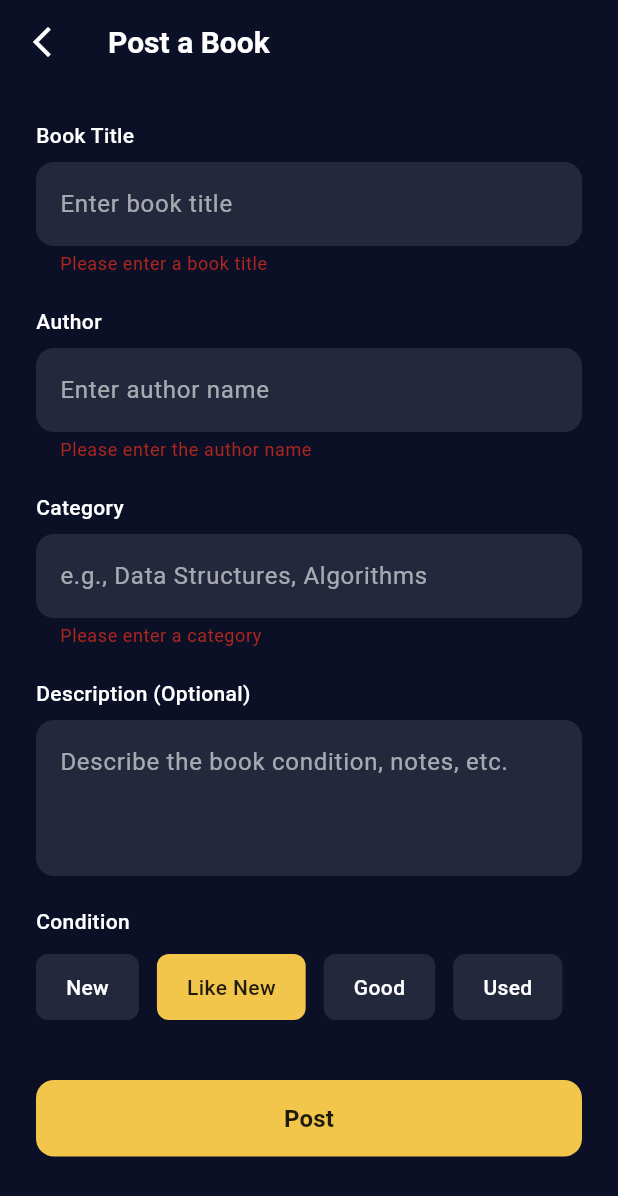
After one commit to Nick-Lemy/book_swap, a Flutter app: the PostBookPage screen opened by its route, after a tap on "Post", on a phone screen of 412 x 824 dp. The commit adds this screen. Shown: the top 1196 px of the screen. Run offline on Flutter 3.47's test engine with Material 3 defaults, Android fonts, the phone set to English and light mode, and no system bars.

Commit message:
feat: add PostBookPage and integrate navigation from MyListingsPage

```diff
--- a/lib/main.dart
+++ b/lib/main.dart
@@ -3,6 +3,7 @@ import 'package:book_swap/screens/signup_page.dart';
 import 'package:book_swap/screens/welcome_page.dart';
 import 'package:book_swap/screens/browse_listings_page.dart';
 import 'package:book_swap/screens/my_listings_page.dart';
+import 'package:book_swap/screens/post_book_page.dart';
 import 'package:flutter/material.dart';
 
 void main() {
@@ -24,6 +25,7 @@ class MyApp extends StatelessWidget {
         '/signup': (context) => const SignUpPage(),
         '/browse': (context) => const BrowseListingsPage(),
         '/my-listings': (context) => const MyListingsPage(),
+        '/post-book': (context) => const PostBookPage(),
       },
     );
   }
--- a/lib/screens/my_listings_page.dart
+++ b/lib/screens/my_listings_page.dart
@@ -53,13 +53,7 @@ class _MyListingsPageState extends State<MyListingsPage> {
   }
 
   void _addNewBook() {
-    // TODO: Navigate to add book page
-    ScaffoldMessenger.of(context).showSnackBar(
-      const SnackBar(
-        content: Text('Add new book feature coming soon!'),
-        backgroundColor: _accent,
-      ),
-    );
+    Navigator.pushNamed(context, '/post-book');
   }
 
   @override
--- /dev/null
+++ b/lib/screens/post_book_page.dart
@@ -0,0 +1,256 @@
+import 'package:flutter/material.dart';
+import '../widgets/custom_text_field.dart';
+import '../widgets/primary_button.dart';
+import '../models/book.dart';
+
+class PostBookPage extends StatefulWidget {
+  const PostBookPage({super.key});
+
+  @override
+  State<PostBookPage> createState() => _PostBookPageState();
+}
+
+class _PostBookPageState extends State<PostBookPage> {
+  static const Color _bg = Color(0xFF0B1026);
+  static const Color _accent = Color(0xFFF1C64A);
+
+  final _formKey = GlobalKey<FormState>();
+  final _titleController = TextEditingController();
+  final _authorController = TextEditingController();
+  final _categoryController = TextEditingController();
+  final _descriptionController = TextEditingController();
+
+  String selectedCondition = 'Like New';
+  final List<String> conditions = ['New', 'Like New', 'Good', 'Used'];
+
+  @override
+  void dispose() {
+    _titleController.dispose();
+    _authorController.dispose();
+    _categoryController.dispose();
+    _descriptionController.dispose();
+    super.dispose();
+  }
+
+  void _handlePost() {
+    if (_formKey.currentState!.validate()) {
+      // TODO: Create and save the book
+      // For now, just show a success message
+      ScaffoldMessenger.of(context).showSnackBar(
+        const SnackBar(
+          content: Text('Book posted successfully!'),
+          backgroundColor: Colors.green,
+        ),
+      );
+      Navigator.pop(context);
+    }
+  }
+
+  @override
+  Widget build(BuildContext context) {
+    return Scaffold(
+      backgroundColor: _bg,
+      appBar: AppBar(
+        backgroundColor: Colors.transparent,
+        elevation: 0,
+        leading: IconButton(
+          icon: const Icon(Icons.arrow_back_ios_new, color: Colors.white),
+          onPressed: () => Navigator.pop(context),
+        ),
+        title: const Text(
+          'Post a Book',
+          style: TextStyle(
+            color: Colors.white,
+            fontSize: 20,
+            fontWeight: FontWeight.w600,
+          ),
+        ),
+      ),
+      body: SingleChildScrollView(
+        child: Padding(
+          padding: const EdgeInsets.all(24),
+          child: Form(
+            key: _formKey,
+            child: Column(
+              crossAxisAlignment: CrossAxisAlignment.start,
+              children: [
+                // Book Title
+                const Text(
+                  'Book Title',
+                  style: TextStyle(
+                    color: Colors.white,
+                    fontSize: 14,
+                    fontWeight: FontWeight.w500,
+                  ),
+                ),
+                const SizedBox(height: 8),
+                TextFormField(
+                  controller: _titleController,
+                  style: const TextStyle(color: Colors.white),
+                  decoration: InputDecoration(
+                    hintText: 'Enter book title',
+                    hintStyle: const TextStyle(color: Colors.white60),
+                    fillColor: Colors.white10,
+                    filled: true,
+                    border: OutlineInputBorder(
+                      borderRadius: BorderRadius.circular(12),
+                      borderSide: BorderSide.none,
+                    ),
+                  ),
+                  validator: (value) {
+                    if (value == null || value.isEmpty) {
+                      return 'Please enter a book title';
+                    }
+                    return null;
+                  },
+                ),
+                const SizedBox(height: 20),
+
+                // Author
+                const Text(
+                  'Author',
+                  style: TextStyle(
+                    color: Colors.white,
+                    fontSize: 14,
+                    fontWeight: FontWeight.w500,
+                  ),
+                ),
+                const SizedBox(height: 8),
+                TextFormField(
+                  controller: _authorController,
+                  style: const TextStyle(color: Colors.white),
+                  decoration: InputDecoration(
+                    hintText: 'Enter author name',
+                    hintStyle: const TextStyle(color: Colors.white60),
+                    fillColor: Colors.white10,
+                    filled: true,
+                    border: OutlineInputBorder(
+                      borderRadius: BorderRadius.circular(12),
+                      borderSide: BorderSide.none,
+                    ),
+                  ),
+                  validator: (value) {
+                    if (value == null || value.isEmpty) {
+                      return 'Please enter the author name';
+                    }
+                    return null;
+                  },
+                ),
+                const SizedBox(height: 20),
+
+                // Category
+                const Text(
+                  'Category',
+                  style: TextStyle(
+                    color: Colors.white,
+                    fontSize: 14,
+                    fontWeight: FontWeight.w500,
+                  ),
+                ),
+                const SizedBox(height: 8),
+                TextFormField(
+                  controller: _categoryController,
+                  style: const TextStyle(color: Colors.white),
+                  decoration: InputDecoration(
+                    hintText: 'e.g., Data Structures, Algorithms',
+                    hintStyle: const TextStyle(color: Colors.white60),
+                    fillColor: Colors.white10,
+                    filled: true,
+                    border: OutlineInputBorder(
+                      borderRadius: BorderRadius.circular(12),
+                      borderSide: BorderSide.none,
+                    ),
+                  ),
+                  validator: (value) {
+                    if (value == null || value.isEmpty) {
+                      return 'Please enter a category';
+                    }
+                    return null;
+                  },
+                ),
+                const SizedBox(height: 20),
+
+                // Description (Optional)
+                const Text(
+                  'Description (Optional)',
+                  style: TextStyle(
+                    color: Colors.white,
+                    fontSize: 14,
+                    fontWeight: FontWeight.w500,
+                  ),
+                ),
+                const SizedBox(height: 8),
+                TextFormField(
+                  controller: _descriptionController,
+                  style: const TextStyle(color: Colors.white),
+                  maxLines: 3,
+                  decoration: InputDecoration(
+                    hintText: 'Describe the book condition, notes, etc.',
+                    hintStyle: const TextStyle(color: Colors.white60),
+                    fillColor: Colors.white10,
+                    filled: true,
+                    border: OutlineInputBorder(
+                      borderRadius: BorderRadius.circular(12),
+                      borderSide: BorderSide.none,
+                    ),
+                  ),
+                ),
+                const SizedBox(height: 20),
+
+                // Condition
+                const Text(
+                  'Condition',
+                  style: TextStyle(
+                    color: Colors.white,
+                    fontSize: 14,
+                    fontWeight: FontWeight.w500,
+                  ),
+                ),
+                const SizedBox(height: 12),
+                Wrap(
+                  spacing: 12,
+                  runSpacing: 12,
+                  children: conditions.map((condition) {
+                    final isSelected = selectedCondition == condition;
+                    return GestureDetector(
+                      onTap: () {
+                        setState(() {
+                          selectedCondition = condition;
+                        });
+                      },
+                      child: Container(
+                        padding: const EdgeInsets.symmetric(
+                          horizontal: 20,
+                          vertical: 12,
+                        ),
+                        decoration: BoxDecoration(
+                          color: isSelected ? _accent : Colors.white10,
+                          borderRadius: BorderRadius.circular(8),
+                        ),
+                        child: Text(
+                          condition,
+                          style: TextStyle(
+                            color: isSelected ? Colors.black87 : Colors.white,
+                            fontWeight: FontWeight.w500,
+                          ),
+                        ),
+                      ),
+                    );
+                  }).toList(),
+                ),
+                const SizedBox(height: 40),
+
+                // Post Button
+                PrimaryButton(
+                  text: 'Post',
+                  onPressed: _handlePost,
+                ),
+                const SizedBox(height: 20),
+              ],
+            ),
+          ),
+        ),
+      ),
+    );
+  }
+}
```
